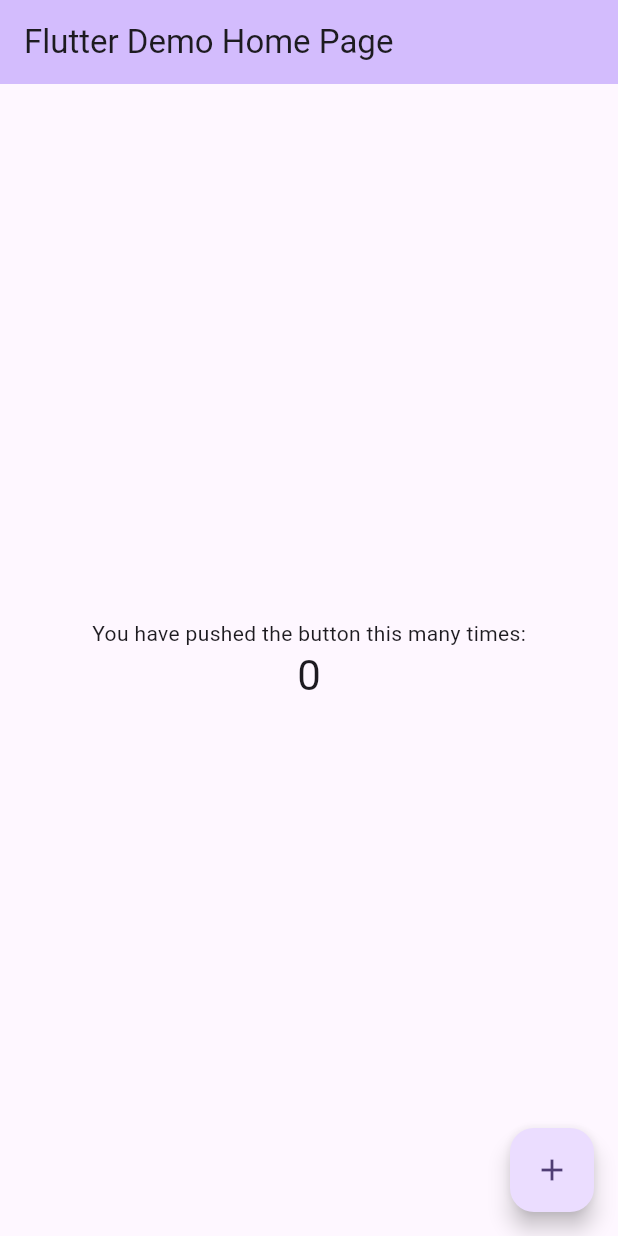
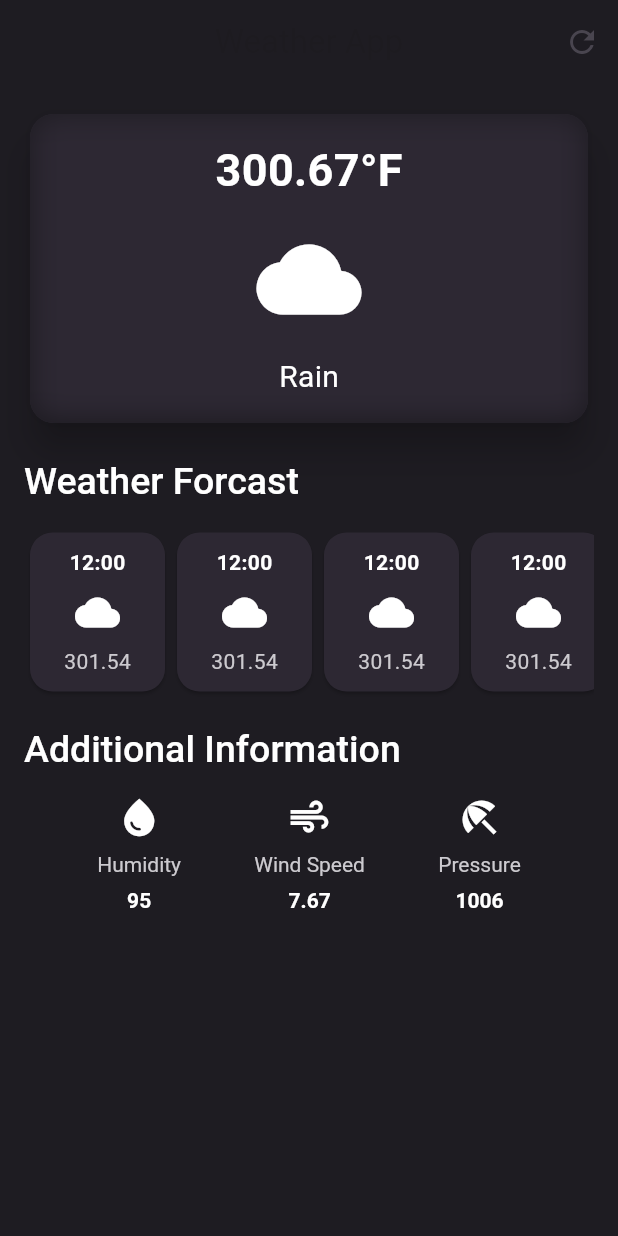
Before and after one commit to saadahmed0147/Weather-App, a Flutter app: the screen it shows after launch, on a phone screen of 412 x 824 dp. Run offline on Flutter 3.47's test engine with Material 3 defaults, Android fonts, the phone set to English and light mode, and no system bars.

Commit message:
added weather forecast and additional info

```diff
--- /dev/null
+++ b/lib/add_info_item.dart
@@ -0,0 +1,47 @@
+import 'package:flutter/material.dart';
+import 'package:weather_app/colors.dart';
+
+class AddInfoItem extends StatefulWidget {
+  final IconData icon;
+  final String label;
+  final String data;
+
+  const AddInfoItem({
+    super.key,
+    required this.icon,
+    required this.label,
+    required this.data,
+  });
+
+  @override
+  State<AddInfoItem> createState() => _AddInfoItemState();
+}
+
+class _AddInfoItemState extends State<AddInfoItem> {
+  @override
+  Widget build(BuildContext context) {
+    return Row(
+      mainAxisAlignment: MainAxisAlignment.spaceAround,
+      children: [
+        Column(
+          children: [
+            Icon(
+              widget.icon,
+              size: 30,
+            ),
+            const SizedBox(height: 8),
+            Text(
+              widget.label,
+              style: TextStyle(color: greyColor),
+            ),
+            const SizedBox(height: 8),
+            Text(
+              widget.data,
+              style: const TextStyle(fontWeight: FontWeight.bold),
+            ),
+          ],
+        ),
+      ],
+    );
+  }
+}
--- /dev/null
+++ b/lib/colors.dart
@@ -0,0 +1,6 @@
+import 'package:flutter/material.dart';
+
+Color bgColor = const Color(0xff1e1c22);
+Color cardColor = const Color(0xff2d2833);
+Color whiteColor = Colors.white;
+Color greyColor = const Color(0xffcccacf);
--- a/lib/main.dart
+++ b/lib/main.dart
@@ -1,125 +1,23 @@
 import 'package:flutter/material.dart';
+import 'package:weather_app/weather_app.dart';
 
 void main() {
   runApp(const MyApp());
 }
 
-class MyApp extends StatelessWidget {
+class MyApp extends StatefulWidget {
   const MyApp({super.key});
 
-  // This widget is the root of your application.
+  @override
+  State<MyApp> createState() => _MyAppState();
+}
+
+class _MyAppState extends State<MyApp> {
   @override
   Widget build(BuildContext context) {
-    return MaterialApp(
-      title: 'Flutter Demo',
-      theme: ThemeData(
-        // This is the theme of your application.
-        //
-        // TRY THIS: Try running your application with "flutter run". You'll see
-        // the application has a blue toolbar. Then, without quitting the app,
-        // try changing the seedColor in the colorScheme below to Colors.green
-        // and then invoke "hot reload" (save your changes or press the "hot
-        // reload" button in a Flutter-supported IDE, or press "r" if you used
-        // the command line to start the app).
-        //
-        // Notice that the counter didn't reset back to zero; the application
-        // state is not lost during the reload. To reset the state, use hot
-        // restart instead.
-        //
-        // This works for code too, not just values: Most code changes can be
-        // tested with just a hot reload.
-        colorScheme: ColorScheme.fromSeed(seedColor: Colors.deepPurple),
-        useMaterial3: true,
-      ),
-      home: const MyHomePage(title: 'Flutter Demo Home Page'),
+    return const MaterialApp(
+      debugShowCheckedModeBanner: false,
+      home: WeatherApp(),
     );
   }
 }
-
-class MyHomePage extends StatefulWidget {
-  const MyHomePage({super.key, required this.title});
-
-  // This widget is the home page of your application. It is stateful, meaning
-  // that it has a State object (defined below) that contains fields that affect
-  // how it looks.
-
-  // This class is the configuration for the state. It holds the values (in this
-  // case the title) provided by the parent (in this case the App widget) and
-  // used by the build method of the State. Fields in a Widget subclass are
-  // always marked "final".
-
-  final String title;
-
-  @override
-  State<MyHomePage> createState() => _MyHomePageState();
-}
-
-class _MyHomePageState extends State<MyHomePage> {
-  int _counter = 0;
-
-  void _incrementCounter() {
-    setState(() {
-      // This call to setState tells the Flutter framework that something has
-      // changed in this State, which causes it to rerun the build method below
-      // so that the display can reflect the updated values. If we changed
-      // _counter without calling setState(), then the build method would not be
-      // called again, and so nothing would appear to happen.
-      _counter++;
-    });
-  }
-
-  @override
-  Widget build(BuildContext context) {
-    // This method is rerun every time setState is called, for instance as done
-    // by the _incrementCounter method above.
-    //
-    // The Flutter framework has been optimized to make rerunning build methods
-    // fast, so that you can just rebuild anything that needs updating rather
-    // than having to individually change instances of widgets.
-    return Scaffold(
-      appBar: AppBar(
-        // TRY THIS: Try changing the color here to a specific color (to
-        // Colors.amber, perhaps?) and trigger a hot reload to see the AppBar
-        // change color while the other colors stay the same.
-        backgroundColor: Theme.of(context).colorScheme.inversePrimary,
-        // Here we take the value from the MyHomePage object that was created by
-        // the App.build method, and use it to set our appbar title.
-        title: Text(widget.title),
-      ),
-      body: Center(
-        // Center is a layout widget. It takes a single child and positions it
-        // in the middle of the parent.
-        child: Column(
-          // Column is also a layout widget. It takes a list of children and
-          // arranges them vertically. By default, it sizes itself to fit its
-          // children horizontally, and tries to be as tall as its parent.
-          //
-          // Column has various properties to control how it sizes itself and
-          // how it positions its children. Here we use mainAxisAlignment to
-          // center the children vertically; the main axis here is the vertical
-          // axis because Columns are vertical (the cross axis would be
-          // horizontal).
-          //
-          // TRY THIS: Invoke "debug painting" (choose the "Toggle Debug Paint"
-          // action in the IDE, or press "p" in the console), to see the
-          // wireframe for each widget.
-          mainAxisAlignment: MainAxisAlignment.center,
-          children: <Widget>[
-            const Text(
-              'You have pushed the button this many times:',
-            ),
-            Text(
-              '$_counter',
-              style: Theme.of(context).textTheme.headlineMedium,
-            ),
-          ],
-        ),
-      ),
-      floatingActionButton: FloatingActionButton(
-        onPressed: _incrementCounter,
-        tooltip: 'Increment',
-        child: const Icon(Icons.add),
-      ), // This trailing comma makes auto-formatting nicer for build methods.
-    );
-  }
-}
--- /dev/null
+++ b/lib/weather_app.dart
@@ -0,0 +1,176 @@
+import 'dart:ui';
+
+import 'package:flutter/material.dart';
+import 'package:weather_app/colors.dart';
+import 'package:weather_app/add_info_item.dart';
+import 'package:weather_app/weather_forecast.dart';
+
+class WeatherApp extends StatefulWidget {
+  const WeatherApp({super.key});
+
+  @override
+  State<WeatherApp> createState() => _WeatherAppState();
+}
+
+class _WeatherAppState extends State<WeatherApp> {
+  @override
+  Widget build(BuildContext context) {
+    return Scaffold(
+      backgroundColor: bgColor,
+      appBar: AppBar(
+        elevation: 0.0,
+        backgroundColor: bgColor,
+        centerTitle: true,
+        title: const Text('Weather App'),
+        actions: [
+          IconButton(onPressed: () {}, icon: const Icon(Icons.refresh)),
+        ],
+      ),
+      body: DefaultTextStyle(
+        style: TextStyle(color: whiteColor),
+        child: IconTheme(
+          data: IconThemeData(color: whiteColor),
+          child: Padding(
+            padding: const EdgeInsets.all(16),
+            child: Column(
+              crossAxisAlignment: CrossAxisAlignment.start,
+              mainAxisAlignment: MainAxisAlignment.start,
+              children: [
+                SizedBox(
+                  width: double.infinity,
+                  child: Card(
+                    elevation: 10,
+                    shape: RoundedRectangleBorder(
+                      borderRadius: BorderRadius.circular(16),
+                    ),
+                    color: cardColor,
+                    child: ClipRRect(
+                      borderRadius: BorderRadius.circular(16),
+                      child: BackdropFilter(
+                        filter: ImageFilter.blur(
+                          sigmaX: 10,
+                          sigmaY: 10,
+                        ),
+                        child: Padding(
+                          padding: const EdgeInsets.all(16),
+                          child: Column(
+                            children: [
+                              Text(
+                                '300.67°F',
+                                style: TextStyle(
+                                    fontSize: 30,
+                                    color: whiteColor,
+                                    fontWeight: FontWeight.bold),
+                              ),
+                              const SizedBox(
+                                height: 16,
+                              ),
+                              Icon(
+                                Icons.cloud,
+                                color: whiteColor,
+                                size: 70,
+                              ),
+                              const SizedBox(
+                                height: 16,
+                              ),
+                              Text(
+                                'Rain',
+                                style: TextStyle(
+                                  fontSize: 20,
+                                  color: whiteColor,
+                                ),
+                              ),
+                            ],
+                          ),
+                        ),
+                      ),
+                    ),
+                  ),
+                ),
+                const SizedBox(
+                  height: 20,
+                ),
+                Text(
+                  'Weather Forcast',
+                  style: TextStyle(
+                      fontSize: 25,
+                      fontWeight: FontWeight.w500,
+                      color: whiteColor),
+                ),
+                const SizedBox(
+                  height: 16,
+                ),
+                const SingleChildScrollView(
+                  physics: BouncingScrollPhysics(),
+                  scrollDirection: Axis.horizontal,
+                  child: Row(
+                    children: [
+                      WeatherForecast(
+                        time: '12:00',
+                        icon: Icons.cloud,
+                        temp: '301.54',
+                      ),
+                      WeatherForecast(
+                        time: '12:00',
+                        icon: Icons.cloud,
+                        temp: '301.54',
+                      ),
+                      WeatherForecast(
+                        time: '12:00',
+                        icon: Icons.cloud,
+                        temp: '301.54',
+                      ),
+                      WeatherForecast(
+                        time: '12:00',
+                        icon: Icons.cloud,
+                        temp: '301.54',
+                      ),
+                      WeatherForecast(
+                        time: '12:00',
+                        icon: Icons.cloud,
+                        temp: '301.54',
+                      ),
+                    ],
+                  ),
+                ),
+                const SizedBox(
+                  height: 20,
+                ),
+                Text(
+                  'Additional Information',
+                  style: TextStyle(
+                      fontSize: 25,
+                      fontWeight: FontWeight.w500,
+                      color: whiteColor),
+                ),
+                const SizedBox(
+                  height: 16,
+                ),
+                const Row(
+                  mainAxisAlignment: MainAxisAlignment.spaceEvenly,
+                  children: [
+                    AddInfoItem(
+                      icon: Icons.water_drop,
+                      label: 'Humidity',
+                      data: '95',
+                    ),
+                    AddInfoItem(
+                      icon: Icons.air,
+                      label: 'Wind Speed',
+                      data: '7.67',
+                    ),
+                    AddInfoItem(
+                      icon: Icons.beach_access,
+                      label: 'Pressure',
+                      data: '1006',
+                    ),
+                  ],
+                )
+              ],
+            ),
+          ),
+        ),
+      ),
+    );
+  }
+}
--- /dev/null
+++ b/lib/weather_forecast.dart
@@ -0,0 +1,46 @@
+import 'package:flutter/material.dart';
+import 'package:weather_app/colors.dart';
+
+class WeatherForecast extends StatefulWidget {
+  final String time;
+  final IconData icon;
+  final String temp;
+  const WeatherForecast(
+      {super.key, required this.time, required this.icon, required this.temp});
+
+  @override
+  State<WeatherForecast> createState() => _WeatherForecastState();
+}
+
+class _WeatherForecastState extends State<WeatherForecast> {
+  @override
+  Widget build(BuildContext context) {
+    return Card(
+      shape: RoundedRectangleBorder(borderRadius: BorderRadius.circular(15)),
+      color: cardColor,
+      child: Container(
+        width: 90,
+        padding: const EdgeInsets.all(10),
+        decoration: BoxDecoration(borderRadius: BorderRadius.circular(30)),
+        child: Column(
+          children: [
+            Text(
+              widget.time,
+              style: TextStyle(color: whiteColor, fontWeight: FontWeight.bold),
+            ),
+            const SizedBox(height: 8),
+            Icon(
+              widget.icon,
+              size: 30,
+            ),
+            const SizedBox(height: 8),
+            Text(
+              widget.temp,
+              style: TextStyle(color: greyColor),
+            ),
+          ],
+        ),
+      ),
+    );
+  }
+}
```
